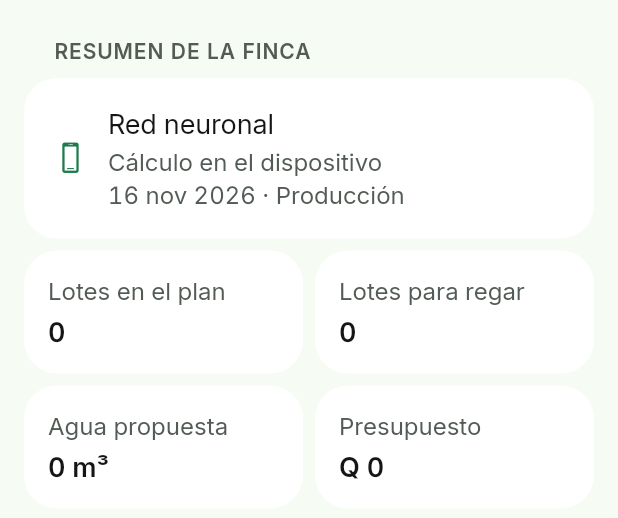
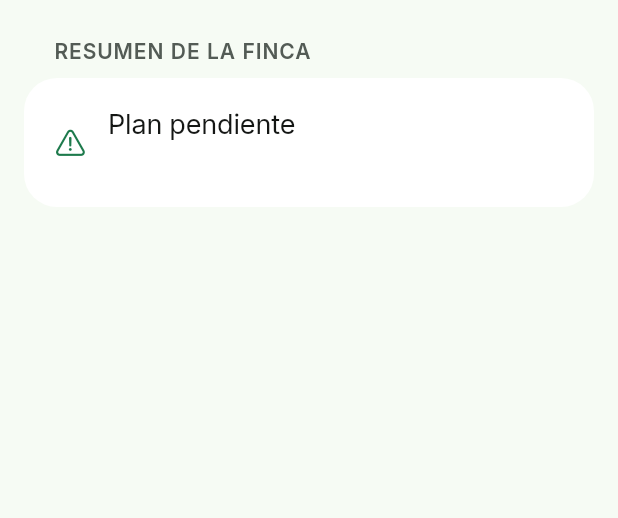
Before and after one commit to notsosa/field-shift-guatemala, a Flutter app: the _ResumenPlanV3 widget shown alone on an empty page, opened directly with empty values, on a phone screen of 412 x 824 dp. Shown: the top 518 px of the screen. Run offline on Flutter 3.47's test engine with Material 3 defaults, Android fonts, the phone set to English and light mode, and no system bars; our stand-ins replace connectivity_plus, cupertino_ui, geolocator, shared_preferences; accounts and stored records are empty.

Commit message:
fix(app): mostrar el resultado y los pendientes del plan diario

```diff
--- a/app/V03/lib/ui/plan_v3.dart
+++ b/app/V03/lib/ui/plan_v3.dart
@@ -23,6 +23,7 @@ class PantallaPlanV3 extends StatefulWidget {
 class _PlanV3 extends State<PantallaPlanV3> {
   final _presupuesto = TextEditingController();
   final _costoRiego = TextEditingController();
+  final _lista = ScrollController();
   PrioridadPlanV3? _prioridad;
   String? _error;
   bool _calculando = false;
@@ -43,6 +44,7 @@ class _PlanV3 extends State<PantallaPlanV3> {
   void dispose() {
     _presupuesto.dispose();
     _costoRiego.dispose();
+    _lista.dispose();
     super.dispose();
   }
 
@@ -71,7 +73,7 @@ class _PlanV3 extends State<PantallaPlanV3> {
     }
   }
 
-  Future<void> _calcular() async {
+  Future<void> _calcular({bool actualizarClima = false}) async {
     if (_calculando) return;
     final estado = Alcance.leer(context);
     final t = estado.txt;
@@ -94,6 +96,16 @@ class _PlanV3 extends State<PantallaPlanV3> {
     });
     final soloOpciones = estado.plantaciones.isEmpty;
     try {
+      if (actualizarClima) {
+        final sync = await estado.sincronizar();
+        if (!mounted) return;
+        if (sync != ResultadoSync.ok) {
+          setState(() {
+            _error = sync == ResultadoSync.sinWifi ? t.sinWifi : t.errorSync;
+          });
+          return;
+        }
+      }
       await estado.calcularPlanV3(
         OpcionesPlanV3(
           prioridad: _prioridad!,
@@ -101,7 +113,12 @@ class _PlanV3 extends State<PantallaPlanV3> {
           costoRiegoQ: costo,
         ),
       );
-      if (mounted && soloOpciones) Navigator.of(context).pop();
+      if (!mounted) return;
+      if (soloOpciones) {
+        Navigator.of(context).pop();
+      } else if (_lista.hasClients) {
+        _lista.jumpTo(0);
+      }
     } catch (error) {
       if (mounted) {
         setState(() {
@@ -148,6 +165,7 @@ class _PlanV3 extends State<PantallaPlanV3> {
               children: [
                 Expanded(
                   child: ListView(
+                    controller: _lista,
                     padding: const EdgeInsets.only(bottom: Espacio.m),
                     children: [
                       if (resultado == null)
@@ -164,8 +182,12 @@ class _PlanV3 extends State<PantallaPlanV3> {
                                 const SizedBox(height: Espacio.xs),
                                 Text(
                                   t.bilingue(
-                                    'Usa el clima y los registros guardados para calcular el plan en este dispositivo.',
-                                    'Use saved weather and records to calculate the plan on this device.',
+                                    hayCampanias
+                                        ? 'Usa el clima y los registros guardados para calcular el plan en este dispositivo.'
+                                        : 'Registra un cultivo en Finca para calcular el plan. Puedes guardar estas opciones para tu próxima siembra.',
+                                    hayCampanias
+                                        ? 'Use saved weather and records to calculate the plan on this device.'
+                                        : 'Add a crop in Farm to calculate the plan. You can save these options for your next planting.',
                                   ),
                                   style: Texto.nota(context),
                                 ),
@@ -181,6 +203,9 @@ class _PlanV3 extends State<PantallaPlanV3> {
                           desactualizado:
                               estado.resultadoPlanV3Desactualizado ||
                               cambiaronOpciones,
+                          actualizarClima: _calculando || estado.sincronizando
+                              ? null
+                              : () => _calcular(actualizarClima: true),
                         ),
                       Rotulo(t.bilingue('Opciones', 'Options')),
                       Grupo(
@@ -242,12 +267,6 @@ class _PlanV3 extends State<PantallaPlanV3> {
                       : t.bilingue('Guardar opciones', 'Save options'),
                   alPulsar: _calculando ? null : _calcular,
                   error: _error,
-                  motivo: !hayCampanias
-                      ? t.bilingue(
-                          'Estas opciones también se usan al sugerir un cultivo.',
-                          'These options also apply when suggesting a crop.',
-                        )
-                      : null,
                 ),
               ],
             ),
@@ -264,15 +283,22 @@ class _ResumenPlanV3 extends StatelessWidget {
     required this.resultado,
     required this.presupuestoQ,
     required this.desactualizado,
+    required this.actualizarClima,
   });
 
   final ResultadoPlanV3 resultado;
   final double? presupuestoQ;
   final bool desactualizado;
+  final VoidCallback? actualizarClima;
 
   @override
   Widget build(BuildContext context) {
     final t = Alcance.de(context).txt;
+    final evaluados = resultado.evaluados;
+    final pendientes = {
+      for (final lote in resultado.lotes)
+        if (lote.accion == AccionPlanV3.pendiente) ...lote.avisos,
+    };
     final totalAgua = _medida(resultado.aguaM3, 3);
     final totalCosto = resultado.costoQ;
     final lotesRiego = resultado.lotes
@@ -286,15 +312,27 @@ class _ResumenPlanV3 extends StatelessWidget {
         Grupo(
           children: [
             Fila(
-              icono: CupertinoIcons.device_phone_portrait,
-              titulo: t.bilingue('Red neuronal', 'Neural network'),
-              detalle: [
-                t.bilingue(
-                  'Cálculo en el dispositivo',
-                  'On-device calculation',
+              icono: evaluados == 0
+                  ? CupertinoIcons.exclamationmark_triangle
+                  : CupertinoIcons.check_mark_circled,
+              titulo: evaluados == 0
+                  ? t.bilingue('Plan pendiente', 'Plan pending')
+                  : t.bilingue('Plan calculado', 'Plan calculated'),
+              detalle: evaluados == 0
+                  ? pendientes.map((aviso) => _aviso(t, aviso)).join('\n')
+                  : t.bilingue(
+                      'La red neuronal evaluó $evaluados de ${resultado.lotes.length} lotes.',
+                      'The neural network evaluated $evaluados of ${resultado.lotes.length} plots.',
                     ),
-                '${t.fechaLarga(resultado.calculado.toLocal())} · ${_nombrePrioridad(t, resultado.prioridad)}',
-              ].join('\n'),
+            ),
+            if (pendientes.contains('clima_insuficiente'))
+              Fila(
+                icono: CupertinoIcons.arrow_clockwise,
+                titulo: t.bilingue(
+                  'Actualizar clima y recalcular',
+                  'Refresh weather and recalculate',
+                ),
+                alPulsar: actualizarClima,
               ),
             if (desactualizado)
               Fila(
@@ -308,6 +346,7 @@ class _ResumenPlanV3 extends StatelessWidget {
               ),
           ],
         ),
+        if (evaluados > 0)
           Padding(
             padding: const EdgeInsets.fromLTRB(
               Espacio.m,
@@ -333,7 +372,10 @@ class _ResumenPlanV3 extends StatelessWidget {
                     ),
                     _IndicadorPlanV3(
                       ancho: ancho,
-                    titulo: t.bilingue('Lotes para regar', 'Plots to irrigate'),
+                      titulo: t.bilingue(
+                        'Lotes para regar',
+                        'Plots to irrigate',
+                      ),
                       valor: '$lotesRiego',
                     ),
                     _IndicadorPlanV3(
@@ -469,8 +511,8 @@ String _cultivo(Txt t, String id) => switch (id) {
 
 String _aviso(Txt t, String aviso) => switch (aviso) {
   'clima_insuficiente' => t.bilingue(
-    'Actualiza el clima en Hoy para calcular el plan.',
-    'Refresh the weather in Today to calculate the plan.',
+    'Hace falta clima reciente para calcular el plan.',
+    'Recent weather is required to calculate the plan.',
   ),
   'cultivo_no_compatible' => t.bilingue(
     'Este cultivo conserva el balance de agua de Hoy.',
--- a/app/V03/pubspec.yaml
+++ b/app/V03/pubspec.yaml
@@ -16,7 +16,7 @@ publish_to: 'none' # Remove this line if you wish to publish to pub.dev
 # https://developer.apple.com/library/archive/documentation/General/Reference/InfoPlistKeyReference/Articles/CoreFoundationKeys.html
 # In Windows, build-name is used as the major, minor, and patch parts
 # of the product and file versions while build-number is used as the build suffix.
-version: 1.4.1+7
+version: 1.4.2+8
 
 environment:
   sdk: ^3.14.0
```
Also changed, not shown: 2 other files. Lines whose indentation alone changed are shown as unchanged.
